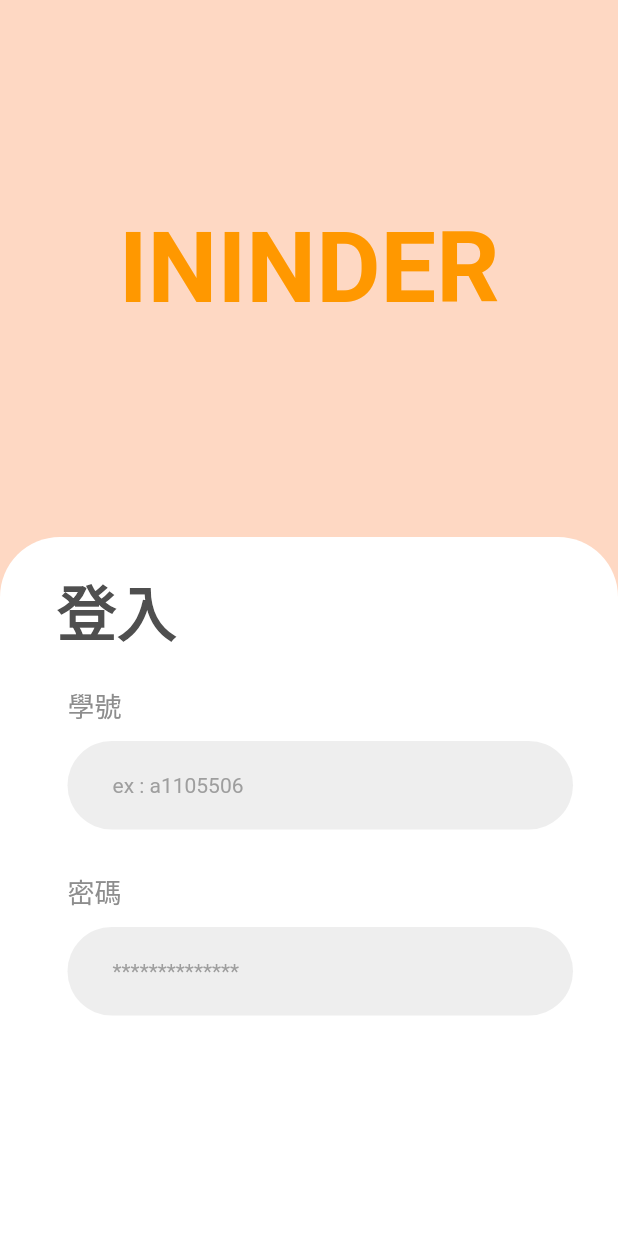
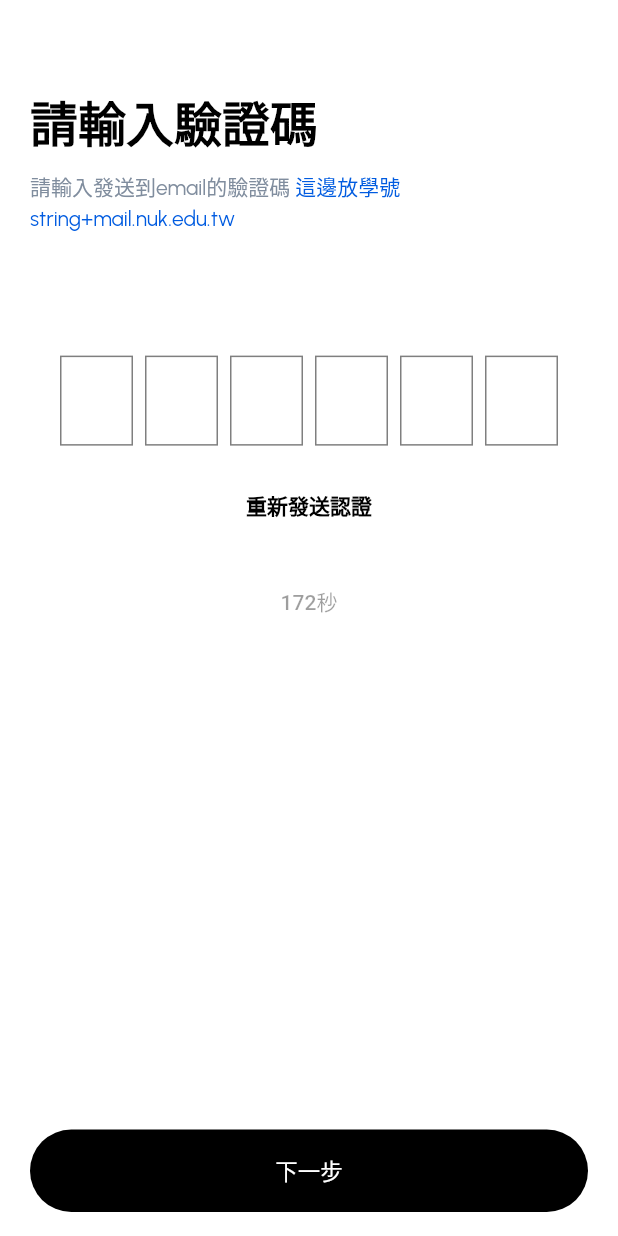
Before and after one commit to henry753951/chatapp_front, a Flutter app: the screen it shows after launch, on a phone screen of 412 x 824 dp. Run offline on Flutter 3.47's test engine with Material 2 defaults, Android fonts, the phone set to English and light mode, and no system bars; drawn by our look-alikes of pinput; our stand-ins replace custom_navigation_bar, dio, email_validator, google_fonts, hexcolor.

```diff
--- a/lib/main.dart
+++ b/lib/main.dart
@@ -1,8 +1,8 @@
 import 'package:chatapp/pages/login.dart';
+import 'package:chatapp/pages/pininput.dart';
 import 'package:flutter/material.dart';
 import 'package:flutter/services.dart';
 import 'pages/login_page.dart';
-
 import 'modules/main_page.dart';
 
 void main() {
@@ -29,7 +29,7 @@ class MyApp extends StatelessWidget {
           primarySwatch: Colors.blue,
         ),
         debugShowCheckedModeBanner: false,
-        home: LoginScreen(),
+        home: VerificationCodeScreen(),
       ),
     );
   }
--- /dev/null
+++ b/lib/pages/pininput.dart
@@ -0,0 +1,222 @@
+import 'package:flutter/material.dart';
+import 'package:google_fonts/google_fonts.dart';
+import 'package:pinput/pinput.dart';
+import 'dart:async';
+
+class VerificationCodeScreen extends StatefulWidget {
+  const VerificationCodeScreen({Key? key}) : super(key: key);
+
+  @override
+  State<VerificationCodeScreen> createState() => _VerificationCodeScreenState();
+}
+
+class _VerificationCodeScreenState extends State<VerificationCodeScreen> {
+  @override
+  Widget build(BuildContext context) {
+    double height = MediaQuery.of(context).size.height;
+    double width = MediaQuery.of(context).size.width;
+    bool ResentButtonDisabled = false;
+
+    @override
+    void initState() {
+      ResentButtonDisabled = false;
+    }
+
+    return Scaffold(
+      backgroundColor: Colors.white,
+      body: SafeArea(
+        child: Padding(
+          padding: const EdgeInsets.symmetric(horizontal: 20.0),
+          child: Column(
+            crossAxisAlignment: CrossAxisAlignment.start,
+            mainAxisAlignment: MainAxisAlignment.start,
+            children: [
+              SizedBox(
+                height: height * 0.07,
+              ),
+              Text(
+                '請輸入驗證碼',
+                style: GoogleFonts.urbanist(
+                  fontWeight: FontWeight.w700,
+                  color: Colors.black,
+                  fontSize: 32.0,
+                ),
+              ),
+              const SizedBox(
+                height: 8.0,
+              ),
+              RichText(
+                text: TextSpan(
+                  children: [
+                    TextSpan(
+                      text: '請輸入發送到email的驗證碼 ',
+                      style: GoogleFonts.urbanist(
+                        fontSize: 14.0,
+                        color: const Color(0xff808d9e),
+                        fontWeight: FontWeight.w400,
+                        height: 1.5,
+                      ),
+                    ),
+                    TextSpan(
+                      text: '這邊放學號string+mail.nuk.edu.tw',
+                      style: GoogleFonts.urbanist(
+                        fontSize: 14.0,
+                        color: const Color(0xff005BE0),
+                        fontWeight: FontWeight.w400,
+                        height: 1.5,
+                      ),
+                    ),
+                  ],
+                ),
+              ),
+              SizedBox(
+                height: height * 0.1,
+              ),
+
+              /// pinput package we will use here
+              Padding(
+                padding: const EdgeInsets.symmetric(horizontal: 20.0),
+                child: SizedBox(
+                  width: width,
+                  child: Pinput(
+                    length: 6,
+                    mainAxisAlignment: MainAxisAlignment.spaceBetween,
+                    crossAxisAlignment: CrossAxisAlignment.center,
+                    defaultPinTheme: PinTheme(
+                      height: 60.0,
+                      width: 60.0,
+                      textStyle: GoogleFonts.urbanist(
+                        fontSize: 24.0,
+                        color: Colors.orange,
+                        fontWeight: FontWeight.w700,
+                      ),
+                      decoration: BoxDecoration(
+                        shape: BoxShape.rectangle,
+                        color: Colors.white,
+                        border: Border.all(
+                          color: Colors.black.withOpacity(0.5),
+                          width: 1.0,
+                        ),
+                      ),
+                    ),
+                    focusedPinTheme: PinTheme(
+                      height: 60.0,
+                      width: 60.0,
+                      textStyle: GoogleFonts.urbanist(
+                        fontSize: 24.0,
+                        color: const Color.fromARGB(255, 0, 0, 0),
+                        fontWeight: FontWeight.w700,
+                      ),
+                      decoration: BoxDecoration(
+                        borderRadius: BorderRadius.all(Radius.circular(10.0)),
+                        shape: BoxShape.rectangle,
+                        color: Colors.white,
+                        border: Border.all(
+                          color: Colors.orange,
+                          width: 1.0,
+                        ),
+                      ),
+                    ),
+                  ),
+                ),
+              ),
+
+              const SizedBox(
+                height: 16.0,
+              ),
+              Center(
+                child: TextButton(
+                  child: Text(
+                    '重新發送認證',
+                    style: GoogleFonts.urbanist(
+                      fontSize: 14.0,
+                      color: Colors.black,
+                      fontWeight: FontWeight.w700,
+                    ),
+                  ),
+                  onPressed: () {},
+                ),
+              ),
+
+              ///
+
+              const SizedBox(
+                height: 16.0,
+              ),
+              Center(
+                child: TextButton(
+                  onPressed: null,
+                  child: CountdownWidget(
+                    endTime: DateTime.now().add(const Duration(minutes: 3)),
+                  ),
+                ),
+              ),
+
+              /// Continue Button
+              const Expanded(child: SizedBox()),
+              InkWell(
+                onTap: () {},
+                borderRadius: BorderRadius.circular(30.0),
+                child: Ink(
+                  height: 55.0,
+                  width: width,
+                  decoration: BoxDecoration(
+                    borderRadius: BorderRadius.circular(30.0),
+                    color: Colors.black,
+                  ),
+                  child: Center(
+                    child: Text(
+                      '下一步',
+                      style: GoogleFonts.urbanist(
+                        fontSize: 15.0,
+                        color: Colors.white,
+                        fontWeight: FontWeight.w500,
+                      ),
+                    ),
+                  ),
+                ),
+              ),
+
+              const SizedBox(
+                height: 16.0,
+              ),
+            ],
+          ),
+        ),
+      ),
+    );
+  }
+}
+
+class CountdownWidget extends StatefulWidget {
+  final DateTime endTime;
+
+  const CountdownWidget({super.key, required this.endTime});
+
+  @override
+  State<CountdownWidget> createState() => _CountdownWidgetState();
+}
+
+class _CountdownWidgetState extends State<CountdownWidget> {
+  Timer? _timer;
+  bool visable = true;
+  @override
+  void initState() {
+    super.initState();
+    _timer = Timer.periodic(
+      const Duration(seconds: 1),
+      (timer) => setState(() {}),
+    );
+  }
+
+  @override
+  void dispose() {
+    _timer?.cancel();
+    super.dispose();
+  }
+
+  @override
+  Widget build(BuildContext context) {
+    return Text("${widget.endTime.difference(DateTime.now()).inSeconds}" + "秒");
+  }
+}
--- a/pubspec.yaml
+++ b/pubspec.yaml
@@ -20,6 +20,7 @@ dependencies:
   get: ^4.6.5
   google_fonts: ^4.0.4
   hexcolor: ^3.0.1
+  pinput: ^2.2.31
 
 dev_dependencies:
   flutter_test:
```
Also changed, not shown: pubspec.lock, 5 other files.
